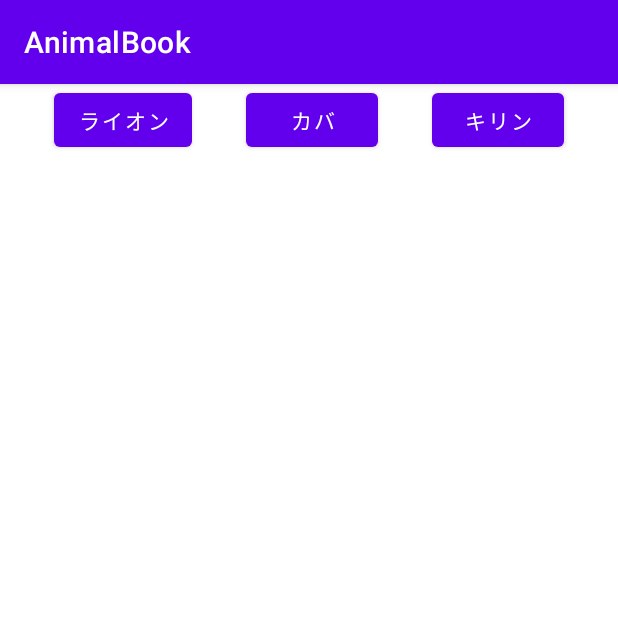
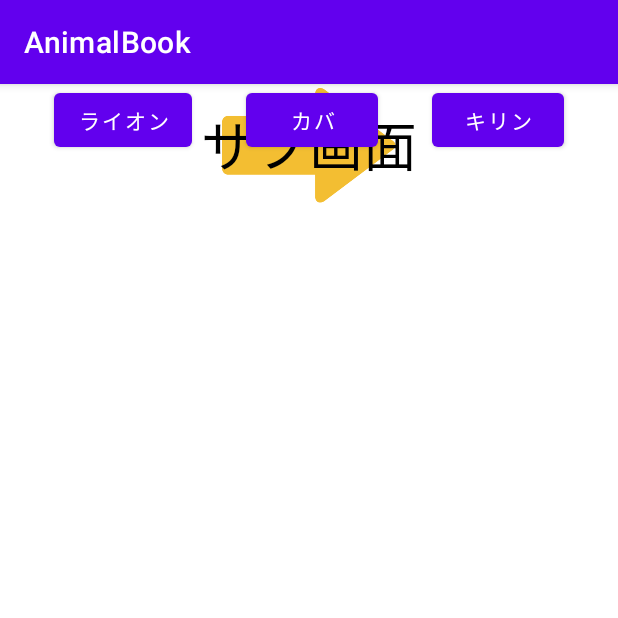
Before and after one commit to chisato30/AnimalBook, an Android app: the screen it shows after launch (SubActivity), after a tap on "BUTTON", on a phone screen of 412 x 824 dp, the top half of it. Run offline under Robolectric (Android 15) with nearby library versions, the phone set to English and light mode, and no system bars.

Commit message:
サブ画面にtitleframe表示

```diff
--- a/app/src/main/java/com/example/animalbook/SubActivity.kt
+++ b/app/src/main/java/com/example/animalbook/SubActivity.kt
@@ -10,7 +10,7 @@ class SubActivity : AppCompatActivity() {
     override fun onCreate(savedInstanceState: Bundle?) {
         super.onCreate(savedInstanceState)
         binding = ActivitySubBinding.inflate(layoutInflater)
-                setContentView(binding.root)
+        setContentView(binding.root)
 
         binding.lionButton.setOnClickListener {
             supportFragmentManager.beginTransaction().apply {
@@ -36,5 +36,18 @@ class SubActivity : AppCompatActivity() {
             }
         }
 
+        title = TitleFragment()
+        supportFragmentManager.beginTransaction().apply {
+            replace(R.id.titleFrame, title)
+            commit()
+        }
     }
+
+    override fun onResume() {
+        super.onResume()
+        title.setTitle("サブ画面")
+    }
+
+
+
 }
--- a/app/src/main/java/com/example/animalbook/TitleFragment.kt
+++ b/app/src/main/java/com/example/animalbook/TitleFragment.kt
@@ -10,7 +10,7 @@ import com.example.animalbook.databinding.FragmentTitleBinding
 class TitleFragment : Fragment() {
 
     private var _binding: FragmentTitleBinding? = null
-    private val binding get() = _binding
+    private val binding get() = _binding!!
 
     override fun onCreateView(
         inflater: LayoutInflater, container: ViewGroup?,
--- a/app/src/main/res/layout/activity_sub.xml
+++ b/app/src/main/res/layout/activity_sub.xml
@@ -11,6 +11,7 @@
         android:layout_width="0dp"
         android:layout_height="wrap_content"
         app:layout_constraintEnd_toEndOf="parent"
+        app:layout_constraintHorizontal_bias="0.0"
         app:layout_constraintStart_toStartOf="parent"
         app:layout_constraintTop_toTopOf="parent">
 
@@ -24,7 +25,8 @@
         app:layout_constraintEnd_toStartOf="@+id/hippoButton"
         app:layout_constraintHorizontal_bias="0.5"
         app:layout_constraintStart_toStartOf="parent"
-        app:layout_constraintTop_toTopOf="parent" />
+        app:layout_constraintTop_toTopOf="parent"
+        android:layout_below="@+id/titleFrame" />
 
     <Button
         android:id="@+id/hippoButton"
@@ -34,7 +36,8 @@
         app:layout_constraintEnd_toStartOf="@+id/girraffeButon"
         app:layout_constraintHorizontal_bias="0.5"
         app:layout_constraintStart_toEndOf="@+id/lionButton"
-        app:layout_constraintTop_toTopOf="@+id/lionButton" />
+        app:layout_constraintTop_toTopOf="@+id/lionButton"
+        android:layout_below="@+id/titleFrame"/>
 
     <Button
         android:id="@+id/girraffeButon"
@@ -44,7 +47,8 @@
         app:layout_constraintEnd_toEndOf="parent"
         app:layout_constraintHorizontal_bias="0.5"
         app:layout_constraintStart_toEndOf="@+id/hippoButton"
-        app:layout_constraintTop_toTopOf="@+id/hippoButton" />
+        app:layout_constraintTop_toTopOf="@+id/hippoButton"
+        android:layout_below="@+id/titleFrame"/>
 
     <FrameLayout
         android:id="@+id/container"
```
